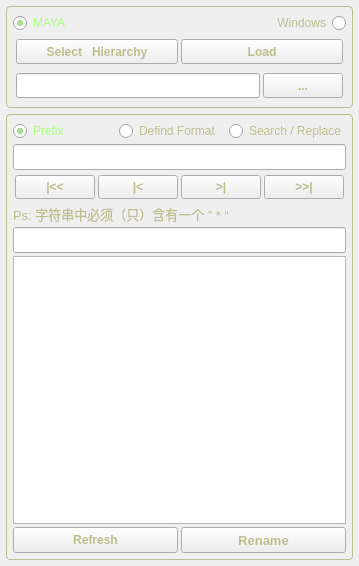
Qt form core/RIG/rg_Plug/nameTool/nameToolUI.ui (zclongpop123/MPToolkit) before a commit.
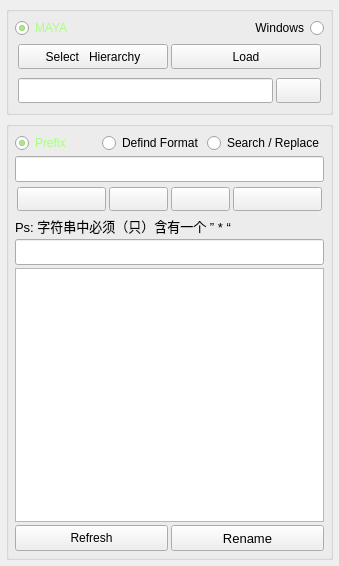
The same form after that commit. Icons and pictures are not drawn.

Commit message:
update name Tool...
批量命名工具更换界面颜色，添加图标。

Diff of the .ui file:
```diff
--- a/core/RIG/rg_Plug/nameTool/nameToolUI.ui
+++ b/core/RIG/rg_Plug/nameTool/nameToolUI.ui
@@ -17,18 +17,16 @@
    <string>Name Tool</string>
   </property>
   <property name="styleSheet">
-   <string notr="true">QWidget{
-	color: rgb(189, 189, 142);
-}
-
-
-QAbstractButton:checked, QAbstractButton:hover{
+   <string notr="true">QAbstractButton:checked, QAbstractButton:hover{
 	color: rgb(170, 255, 127);
 }
 
-QGroupBox{
-	border:1px solid rgb(189, 189, 142);
-	border-radius:4px;
+QRadioButton::indicator{
+	border-image: url(:/icon/icon/radio-button_off.png);
+}
+
+QRadioButton::indicator:checked{
+	border-image: url(:/icon/icon/radio-button_on.png);
 }</string>
   </property>
   <widget class="QWidget" name="centralwidget">
@@ -106,8 +104,8 @@
             </property>
             <property name="font">
              <font>
-              <weight>75</weight>
-              <bold>true</bold>
+              <weight>50</weight>
+              <bold>false</bold>
              </font>
             </property>
             <property name="text">
@@ -131,8 +129,8 @@
             </property>
             <property name="font">
              <font>
-              <weight>75</weight>
-              <bold>true</bold>
+              <weight>50</weight>
+              <bold>false</bold>
              </font>
             </property>
             <property name="text">
@@ -196,12 +194,22 @@
             </property>
             <property name="font">
              <font>
-              <weight>75</weight>
-              <bold>true</bold>
+              <weight>50</weight>
+              <bold>false</bold>
              </font>
             </property>
             <property name="text">
-             <string>...</string>
+             <string/>
+            </property>
+            <property name="icon">
+             <iconset resource="nameToolAsset.qrc">
+              <normaloff>:/icon/icon/folder-open.png</normaloff>:/icon/icon/folder-open.png</iconset>
+            </property>
+            <property name="iconSize">
+             <size>
+              <width>16</width>
+              <height>16</height>
+             </size>
             </property>
            </widget>
           </item>
@@ -308,12 +316,22 @@
             </property>
             <property name="font">
              <font>
-              <weight>75</weight>
-              <bold>true</bold>
+              <weight>50</weight>
+              <bold>false</bold>
              </font>
             </property>
             <property name="text">
-             <string>|&lt;&lt;</string>
+             <string/>
+            </property>
+            <property name="icon">
+             <iconset resource="nameToolAsset.qrc">
+              <normaloff>:/icon/icon/player-fastrwd.png</normaloff>:/icon/icon/player-fastrwd.png</iconset>
+            </property>
+            <property name="iconSize">
+             <size>
+              <width>16</width>
+              <height>16</height>
+             </size>
             </property>
            </widget>
           </item>
@@ -333,12 +351,16 @@
             </property>
             <property name="font">
              <font>
-              <weight>75</weight>
-              <bold>true</bold>
+              <weight>50</weight>
+              <bold>false</bold>
              </font>
             </property>
             <property name="text">
-             <string>|&lt;</string>
+             <string/>
+            </property>
+            <property name="icon">
+             <iconset resource="nameToolAsset.qrc">
+              <normaloff>:/icon/icon/player-previous.png</normaloff>:/icon/icon/player-previous.png</iconset>
             </property>
            </widget>
           </item>
@@ -358,12 +380,16 @@
             </property>
             <property name="font">
              <font>
-              <weight>75</weight>
-              <bold>true</bold>
+              <weight>50</weight>
+              <bold>false</bold>
              </font>
             </property>
             <property name="text">
-             <string>&gt;|</string>
+             <string/>
+            </property>
+            <property name="icon">
+             <iconset resource="nameToolAsset.qrc">
+              <normaloff>:/icon/icon/player-next.png</normaloff>:/icon/icon/player-next.png</iconset>
             </property>
            </widget>
           </item>
@@ -377,12 +403,22 @@
             </property>
             <property name="font">
              <font>
-              <weight>75</weight>
-              <bold>true</bold>
+              <weight>50</weight>
+              <bold>false</bold>
              </font>
             </property>
             <property name="text">
-             <string>&gt;&gt;|</string>
+             <string/>
+            </property>
+            <property name="icon">
+             <iconset resource="nameToolAsset.qrc">
+              <normaloff>:/icon/icon/player-fastfwd.png</normaloff>:/icon/icon/player-fastfwd.png</iconset>
+            </property>
+            <property name="iconSize">
+             <size>
+              <width>16</width>
+              <height>16</height>
+             </size>
             </property>
            </widget>
           </item>
@@ -448,13 +484,23 @@
            </property>
            <property name="font">
             <font>
-             <weight>75</weight>
-             <bold>true</bold>
+             <weight>50</weight>
+             <bold>false</bold>
             </font>
            </property>
            <property name="text">
             <string>Refresh</string>
            </property>
+           <property name="icon">
+            <iconset resource="nameToolAsset.qrc">
+             <normaloff>:/icon/icon/refresh.png</normaloff>:/icon/icon/refresh.png</iconset>
+           </property>
+           <property name="iconSize">
+            <size>
+             <width>18</width>
+             <height>18</height>
+            </size>
+           </property>
           </widget>
          </item>
          <item>
@@ -468,8 +514,8 @@
            <property name="font">
             <font>
              <pointsize>10</pointsize>
-             <weight>75</weight>
-             <bold>true</bold>
+             <weight>50</weight>
+             <bold>false</bold>
             </font>
            </property>
            <property name="text">
```
Left out of the diff: 19 changed lines with no effect on the pictures. The commit also changes 14 other files.
